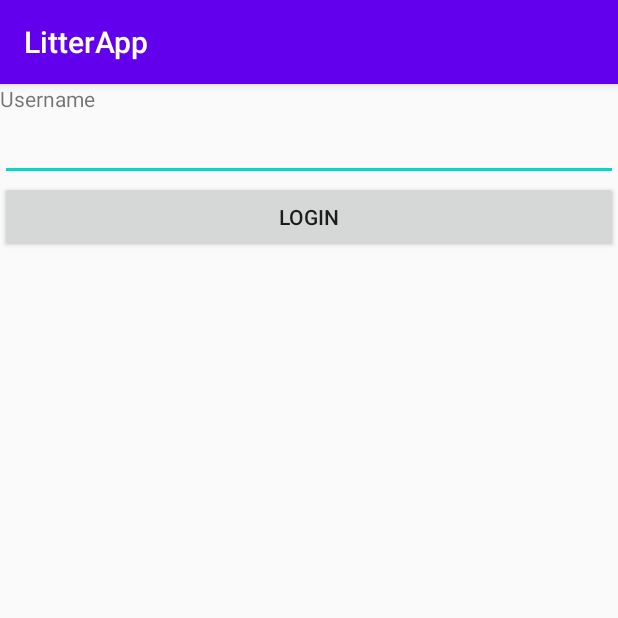
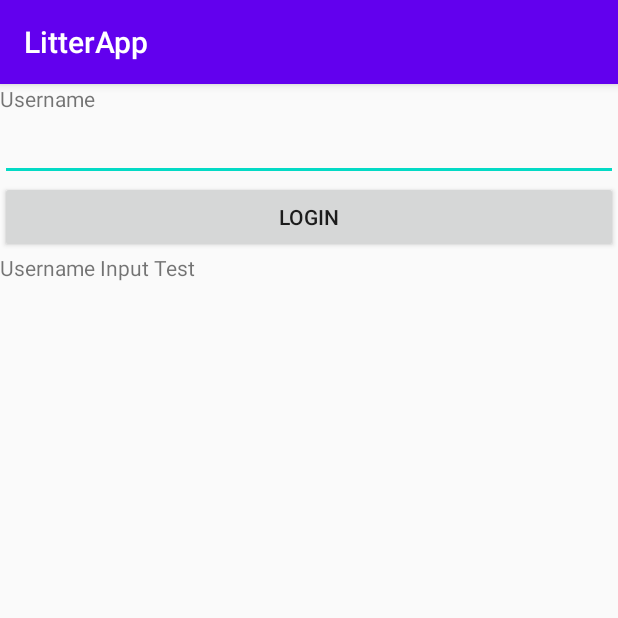
Before and after one commit to mdg1317/Capstone_Litter_App, an Android app: the screen it shows after launch (LoginActivity), on a phone screen of 412 x 824 dp, the top half of it. Run offline under Robolectric (Android 15) with nearby library versions, the phone set to English and light mode, and no system bars.

Commit message:
Username is now stored in LoginActivity

```diff
--- a/app/src/main/java/com/example/litterapp/LoginActivity.java
+++ b/app/src/main/java/com/example/litterapp/LoginActivity.java
@@ -2,7 +2,12 @@ package com.example.litterapp;
 
 import androidx.appcompat.app.AppCompatActivity;
 
+import android.content.Intent;
 import android.os.Bundle;
+import android.view.View;
+import android.widget.Button;
+import android.widget.EditText;
+import android.widget.TextView;
 
 public class LoginActivity extends AppCompatActivity {
 
@@ -10,5 +15,17 @@ public class LoginActivity extends AppCompatActivity {
     protected void onCreate(Bundle savedInstanceState) {
         super.onCreate(savedInstanceState);
         setContentView(R.layout.activity_login);
+        EditText username = findViewById(R.id.editTextUsername);
+        Button loginButton = findViewById(R.id.buttonLogin);
+        TextView usernameTest = findViewById(R.id.test_username);
+
+        // Opens camera app when clicking camera button
+        loginButton.setOnClickListener(new View.OnClickListener() {
+            @Override
+            public void onClick(final View view){
+                String myUsername = username.getText().toString();
+                usernameTest.setText(myUsername);
+            }
+        });
     }
 }
--- a/app/src/main/res/layout/activity_login.xml
+++ b/app/src/main/res/layout/activity_login.xml
@@ -30,6 +30,12 @@
             android:layout_height="wrap_content"
             android:text="Login" />
 
+        <TextView
+            android:id="@+id/test_username"
+            android:layout_width="match_parent"
+            android:layout_height="wrap_content"
+            android:text="Username Input Test" />
+
     </LinearLayout>
 
 </androidx.constraintlayout.widget.ConstraintLayout>
```
